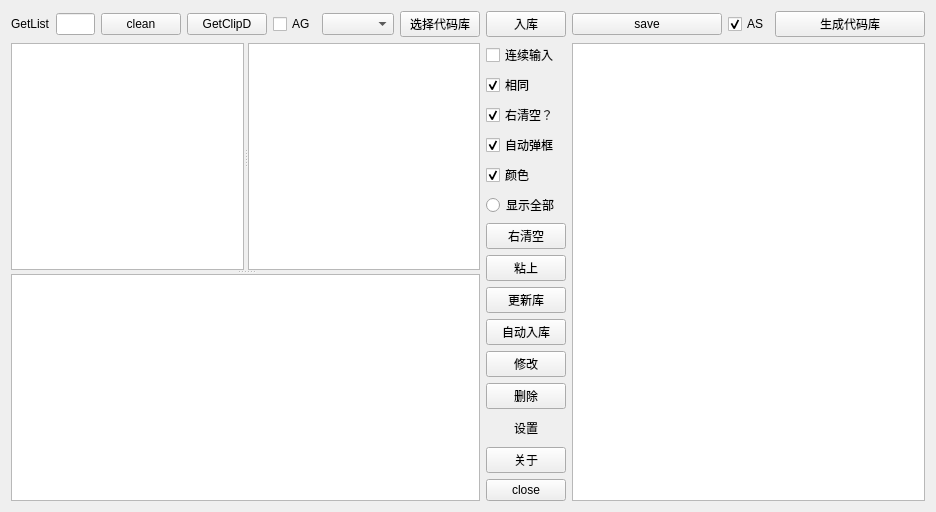
Qt form auto_c_code/autoccode.ui (yjduoduo/auto_c_code) before a commit.
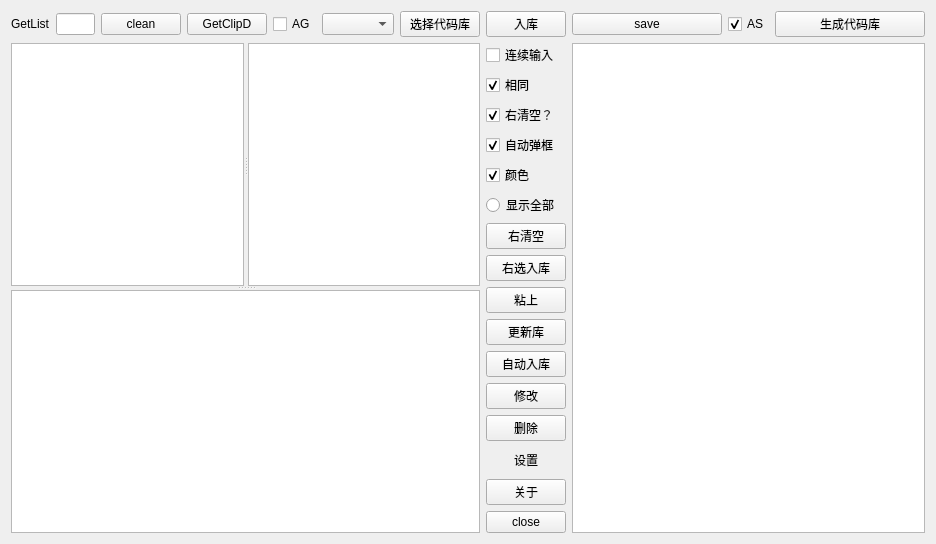
The same form after that commit. Custom widgets are drawn as their Qt base class.

What changed in the file:
```diff
--- a/auto_c_code/autoccode.ui
+++ b/auto_c_code/autoccode.ui
@@ -192,6 +192,13 @@
          </property>
         </spacer>
        </item>
+       <item>
+        <widget class="QPushButton" name="pushButton_rightTextSelectIndb">
+         <property name="text">
+          <string>右选入库</string>
+         </property>
+        </widget>
+       </item>
        <item>
         <widget class="QPushButton" name="pushButton_getpaste">
          <property name="text">
```
